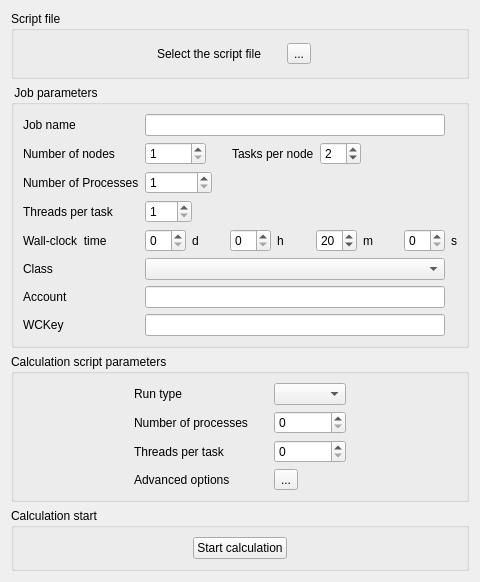
Old version of the form gui/Pages/BatchRunningForm.ui in the repository code-saturne/code_saturne.
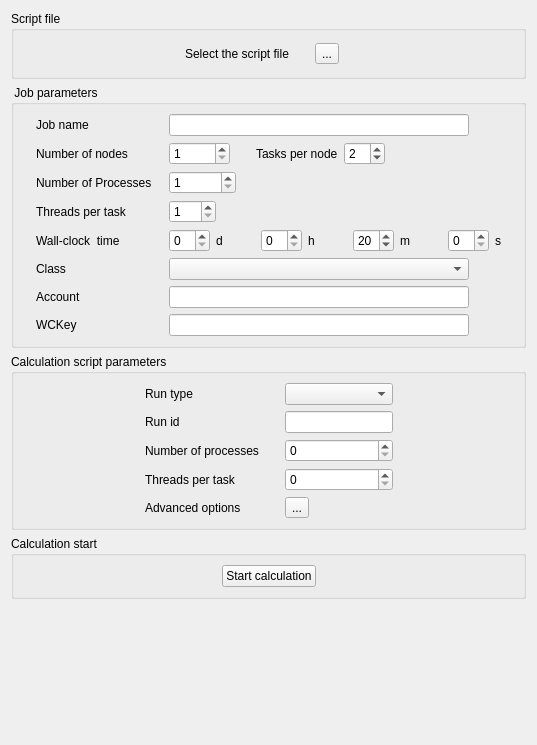
New version of the form. Icons and pictures are not drawn.

Commit message: Add run_id choice in GUI

Diff of the .ui file:
```diff
--- a/gui/Pages/BatchRunningForm.ui
+++ b/gui/Pages/BatchRunningForm.ui
@@ -6,15 +6,15 @@
    <rect>
     <x>0</x>
     <y>0</y>
-    <width>480</width>
-    <height>561</height>
+    <width>537</width>
+    <height>745</height>
    </rect>
   </property>
   <property name="windowTitle">
    <string>Form</string>
   </property>
-  <layout class="QVBoxLayout" name="verticalLayout">
-   <item>
+  <layout class="QGridLayout" name="gridLayout_3">
+   <item row="0" column="0">
     <widget class="QGroupBox" name="groupBoxArchi">
      <property name="minimumSize">
       <size>
@@ -112,7 +112,7 @@
      </layout>
     </widget>
    </item>
-   <item>
+   <item row="1" column="0">
     <widget class="QGroupBox" name="groupBoxJob">
      <property name="title">
       <string> Job parameters</string>
@@ -563,7 +563,7 @@
      <zorder>horizontalSpacer_2</zorder>
     </widget>
    </item>
-   <item>
+   <item row="2" column="0">
     <widget class="QGroupBox" name="groupBoxScript">
      <property name="statusTip">
       <string/>
@@ -571,9 +571,9 @@
      <property name="title">
       <string>Calculation script parameters</string>
      </property>
-     <layout class="QVBoxLayout">
-      <item>
-       <layout class="QHBoxLayout">
+     <layout class="QGridLayout" name="gridLayout_2">
+      <item row="0" column="0">
+       <layout class="QHBoxLayout" name="horizontalLayout_3">
         <item>
          <spacer>
           <property name="orientation">
@@ -588,7 +588,7 @@
          </spacer>
         </item>
         <item>
-         <layout class="QGridLayout" name="gridLayout_3">
+         <layout class="QGridLayout" name="gridLayout">
           <item row="0" column="0">
            <widget class="QLabel" name="label">
             <property name="text">
@@ -596,30 +596,40 @@
             </property>
            </widget>
           </item>
+          <item row="0" column="1">
+           <spacer>
+            <property name="orientation">
+             <enum>Qt::Horizontal</enum>
+            </property>
+            <property name="sizeHint" stdset="0">
+             <size>
+              <width>20</width>
+              <height>0</height>
+             </size>
+            </property>
+           </spacer>
+          </item>
           <item row="0" column="2">
            <widget class="QComboBox" name="comboBoxRunType"/>
           </item>
-          <item row="0" column="1">
-           <spacer>
-            <property name="orientation">
-             <enum>Qt::Horizontal</enum>
-            </property>
-            <property name="sizeHint" stdset="0">
-             <size>
-              <width>20</width>
-              <height>0</height>
-             </size>
-            </property>
-           </spacer>
-          </item>
           <item row="1" column="0">
+           <widget class="QLabel" name="labelRunId">
+            <property name="text">
+             <string>Run id</string>
+            </property>
+           </widget>
+          </item>
+          <item row="1" column="2">
+           <widget class="QLineEdit" name="lineEditRunId"/>
+          </item>
+          <item row="2" column="0">
            <widget class="QLabel" name="labelNProcs">
             <property name="text">
              <string>Number of processes</string>
             </property>
            </widget>
           </item>
-          <item row="1" column="2">
+          <item row="2" column="2">
            <widget class="QSpinBox" name="spinBoxNProcs">
             <property name="toolTip">
              <string>&lt;html&gt;&lt;head/&gt;&lt;body&gt;&lt;p&gt;Number of MPI processes&lt;/p&gt;&lt;/body&gt;&lt;/html&gt;</string>
@@ -629,14 +639,14 @@
             </property>
            </widget>
           </item>
-          <item row="2" column="0">
+          <item row="3" column="0">
            <widget class="QLabel" name="labelNThreads">
             <property name="text">
              <string>Threads per task</string>
             </property>
            </widget>
           </item>
-          <item row="2" column="2">
+          <item row="3" column="2">
            <widget class="QSpinBox" name="spinBoxNThreads">
             <property name="toolTip">
              <string>&lt;html&gt;&lt;head/&gt;&lt;body&gt;&lt;p&gt;Number of OpenMP threads per MPI task&lt;/p&gt;&lt;/body&gt;&lt;/html&gt;</string>
@@ -646,14 +656,14 @@
             </property>
            </widget>
           </item>
-          <item row="3" column="0">
+          <item row="4" column="0">
            <widget class="QLabel" name="labelAdvanced">
             <property name="text">
              <string>Advanced options</string>
             </property>
            </widget>
           </item>
-          <item row="3" column="2">
+          <item row="4" column="2">
            <widget class="QToolButton" name="toolButtonAdvanced">
             <property name="text">
              <string>...</string>
@@ -690,12 +700,12 @@
      </layout>
     </widget>
    </item>
-   <item>
+   <item row="3" column="0">
     <widget class="QGroupBox" name="groupBox">
      <property name="sizeHint" stdset="0">
       <size>
-       <width>187</width>
-       <height>59</height>
+       <width>194</width>
+       <height>74</height>
       </size>
      </property>
      <property name="title">
@@ -741,7 +751,7 @@
      </layout>
     </widget>
    </item>
-   <item>
+   <item row="4" column="0">
     <spacer>
      <property name="orientation">
       <enum>Qt::Vertical</enum>
```
The commit also changes 2 other files.
